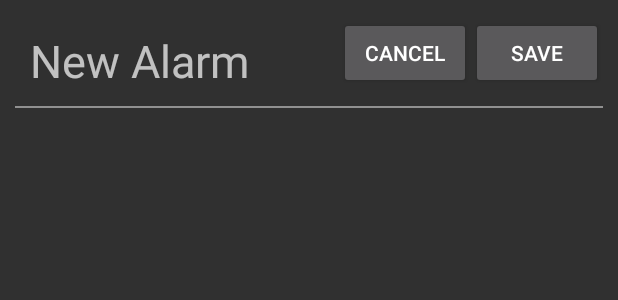
After one commit to chocalote/IntervalAlarmClock, an Android app: the layout activity_add_edit.xml on its own in the app's theme, with its tools: preview values and no code run, on a phone screen of 412 x 824 dp. The commit adds this screen. Shown: the top 300 px of the screen. Run offline under Robolectric (Android 15) with nearby library versions, the phone set to English and light mode, and no system bars.

Commit message:
add AddEditActivity, pref_alarm.xml,fix bugs

```diff
--- a/app/build.gradle
+++ b/app/build.gradle
@@ -4,11 +4,12 @@ android {
     compileSdkVersion 26
     defaultConfig {
         applicationId "com.kunxun.intervalalarmclock"
-        minSdkVersion 14
+        minSdkVersion 19
         targetSdkVersion 26
         versionCode 1
         versionName "1.0"
         testInstrumentationRunner "android.support.test.runner.AndroidJUnitRunner"
+        vectorDrawables.useSupportLibrary = true
     }
     buildTypes {
         release {
@@ -22,6 +23,8 @@ dependencies {
     implementation fileTree(dir: 'libs', include: ['*.jar'])
     implementation 'com.android.support:appcompat-v7:26.1.0'
     implementation 'com.android.support.constraint:constraint-layout:1.0.2'
+    implementation 'com.android.support:support-v4:26.1.0'
+    implementation 'com.android.support:support-vector-drawable:26.1.0'
     testImplementation 'junit:junit:4.12'
     androidTestImplementation 'com.android.support.test:runner:1.0.1'
     androidTestImplementation 'com.android.support.test.espresso:espresso-core:3.0.1'
--- /dev/null
+++ b/app/src/main/res/layout/activity_add_edit.xml
@@ -0,0 +1,54 @@
+<?xml version="1.0" encoding="utf-8"?>
+<LinearLayout
+    xmlns:android="http://schemas.android.com/apk/res/android"
+    xmlns:tools="http://schemas.android.com/tools"
+    android:layout_width="match_parent"
+    android:layout_height="match_parent"
+    android:orientation="vertical"
+    android:paddingLeft="10dp"
+    android:paddingRight="10dp"
+    tools:context=".AddEditActivity">
+
+    <RelativeLayout
+        android:layout_width="wrap_content"
+        android:layout_height="wrap_content">
+
+        <TextView
+            android:layout_width="match_parent"
+            android:layout_height="wrap_content"
+            android:layout_alignParentLeft="true"
+            android:paddingBottom="10dp"
+            android:paddingLeft="10dp"
+            android:paddingTop="20dp"
+            android:text="@string/add_layout_name"
+            android:textSize="30dp"/>
+
+        <Button
+            android:id="@+id/btnCancel"
+            android:layout_width="wrap_content"
+            android:layout_height="wrap_content"
+            android:text="Cancel"
+            android:layout_centerVertical="true"
+            android:layout_toLeftOf="@id/btnSave"
+            />
+        <Button
+            android:layout_width="wrap_content"
+            android:layout_height="wrap_content"
+            android:id="@+id/btnSave"
+            android:text="Save"
+            android:layout_alignParentRight="true"
+            android:layout_centerVertical="true"/>
+
+    </RelativeLayout>
+
+    <View
+        android:layout_width="fill_parent"
+        android:layout_height="1dp"
+        android:background="@color/colorView"
+        android:paddingBottom="10dp"/>
+
+    <ListView
+        android:layout_width="match_parent"
+        android:layout_height="match_parent"></ListView>
+
+</LinearLayout>
--- a/app/src/main/res/layout/activity_main.xml
+++ b/app/src/main/res/layout/activity_main.xml
@@ -20,7 +20,7 @@
     <View
         android:layout_width="fill_parent"
         android:layout_height="1dp"
-        android:background="#FF909090"
+        android:background="@color/colorView"
         android:paddingBottom="10dp"/>
 
     <ListView
--- a/app/src/main/res/values/colors.xml
+++ b/app/src/main/res/values/colors.xml
@@ -3,4 +3,5 @@
     <color name="colorPrimary">#3F51B5</color>
     <color name="colorPrimaryDark">#303F9F</color>
     <color name="colorAccent">#FF4081</color>
+    <color name="colorView">#FF909090</color>
 </resources>
```
Also changed, not shown: app/src/main/AndroidManifest.xml (+5 -4 lines), app/src/main/java/com/kunxun/intervalalarmclock/AddEditActivity.java (added, +14 -0 lines), app/src/main/java/com/kunxun/intervalalarmclock/Alarm.java (+5 -7 lines), app/src/main/java/com/kunxun/intervalalarmclock/AlarmProvider.java (+17 -15 lines), app/src/main/res/values/strings.xml (+9 -72 lines), app/src/main/res/xml/prefs_alarm.xml (added, +27 -0 lines).
